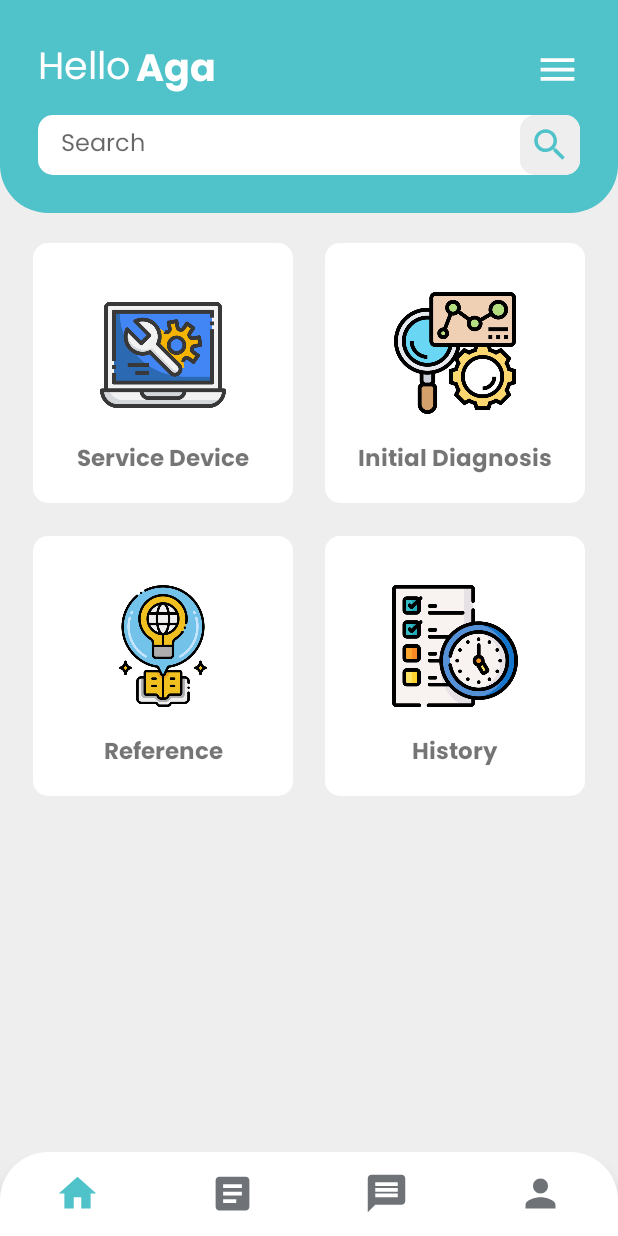
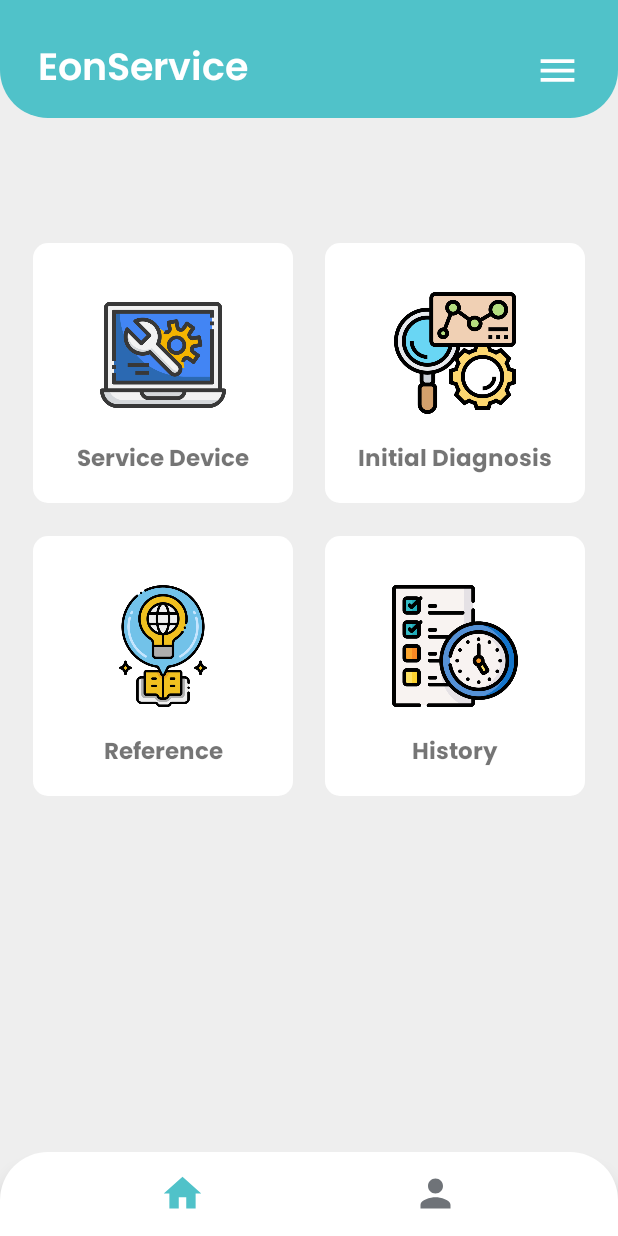
Before and after one commit to agaaaptr/eonservice, an Android app: the layout activity_home.xml on its own in the app's theme, with its tools: preview values and no code run, on a phone screen of 412 x 824 dp. Run offline under Robolectric (Android 15) with nearby library versions, the phone set to English and light mode, and no system bars.

Commit message:
style(userInterface) Update UI

```diff
--- a/app/src/main/AndroidManifest.xml
+++ b/app/src/main/AndroidManifest.xml
@@ -44,7 +44,12 @@
         </activity>
         <activity
             android:name=".LoginActivity"
-            android:exported="false">
+            android:exported="true">
+            <intent-filter>
+                <action android:name="android.intent.action.MAIN" />
+
+                <category android:name="android.intent.category.LAUNCHER" />
+            </intent-filter>
 
         </activity>
         <activity
@@ -60,12 +65,7 @@
         </activity>
         <activity
             android:name=".MainActivity"
-            android:exported="true">
-            <intent-filter>
-                <action android:name="android.intent.action.MAIN" />
-
-                <category android:name="android.intent.category.LAUNCHER" />
-            </intent-filter>
+            android:exported="false">
 
 
         </activity>
--- a/app/src/main/java/com/example/eonservice/HomeActivity.kt
+++ b/app/src/main/java/com/example/eonservice/HomeActivity.kt
@@ -30,8 +30,6 @@ class HomeActivity : AppCompatActivity() {
         binding.btmNavbar.setOnItemSelectedListener {
             when(it.itemId){
                 R.id.nav_home -> replaceFragment(Home())
-                R.id.nav_order -> replaceFragment(Order())
-                R.id.nav_chat -> replaceFragment(Chat())
                 R.id.nav_profile -> replaceFragment(com.example.eonservice.Profile())
 
                 else ->{
--- a/app/src/main/java/com/example/eonservice/Profile.kt
+++ b/app/src/main/java/com/example/eonservice/Profile.kt
@@ -31,6 +31,7 @@ class Profile : Fragment() {
             param1 = it.getString(ARG_PARAM1)
             param2 = it.getString(ARG_PARAM2)
         }
+
     }
 
     override fun onCreateView(
--- a/app/src/main/res/layout/activity_diagnosis.xml
+++ b/app/src/main/res/layout/activity_diagnosis.xml
@@ -115,6 +115,7 @@
         android:layout_width="wrap_content"
         android:layout_height="wrap_content"
         android:layout_marginTop="15dp"
+        android:textAllCaps="false"
         android:background="@drawable/button_shape"
         android:width="300dp"
         android:textColor="@color/white"
--- a/app/src/main/res/layout/activity_home.xml
+++ b/app/src/main/res/layout/activity_home.xml
@@ -30,26 +30,13 @@
                     android:layout_height="wrap_content"
                     android:layout_marginStart="15dp"
                     android:layout_marginTop="15dp"
-                    android:fontFamily="@font/poppinsregular"
-                    android:text="@string/hello"
+                    android:fontFamily="@font/poppinssemibold"
+                    android:text="EonService"
                     android:textColor="@color/white"
                     android:textSize="25sp"
                     app:layout_constraintStart_toStartOf="parent"
                     app:layout_constraintTop_toTopOf="parent" />
 
-                <TextView
-                    android:id="@+id/text_username"
-                    android:layout_width="wrap_content"
-                    android:layout_height="wrap_content"
-                    android:layout_marginStart="4dp"
-                    android:layout_marginTop="15dp"
-                    android:fontFamily="@font/poppinsbold"
-                    android:text="@string/aga"
-                    android:textColor="@color/white"
-                    android:textSize="25sp"
-                    android:textStyle="bold"
-                    app:layout_constraintStart_toEndOf="@id/text_hello"
-                    app:layout_constraintTop_toTopOf="parent" />
 
                 <ImageView
                     android:id="@+id/image_menu"
@@ -64,43 +51,6 @@
                     app:layout_constraintTop_toTopOf="@id/text_hello"
                     app:tint="@color/white" />
 
-                <LinearLayout
-                    android:layout_width="match_parent"
-                    android:layout_height="wrap_content"
-                    android:layout_marginStart="15dp"
-                    android:layout_marginTop="15dp"
-                    android:layout_marginEnd="15dp"
-                    android:layout_marginBottom="15dp"
-                    android:background="@drawable/white_rectangle_bg"
-                    android:orientation="horizontal"
-                    app:layout_constraintBottom_toBottomOf="parent"
-                    app:layout_constraintTop_toBottomOf="@id/image_menu">
-
-                    <EditText
-                        android:layout_width="0dp"
-                        android:layout_height="40dp"
-                        android:layout_weight="1"
-                        android:background="@null"
-                        android:fontFamily="@font/poppinsregular"
-                        android:hint="@string/search"
-                        android:imeOptions="actionSearch"
-                        android:importantForAutofill="no"
-                        android:inputType="text"
-                        android:paddingStart="15dp"
-                        android:paddingEnd="15dp"
-                        android:textSize="16sp" />
-
-                    <ImageView
-                        android:layout_width="40dp"
-                        android:layout_height="40dp"
-                        android:background="@drawable/search_icon_bg"
-                        android:clickable="true"
-                        android:contentDescription="@string/app_name"
-                        android:padding="6dp"
-                        android:src="@drawable/ic_search"
-                        app:tint="@color/primaryColor" />
-
-                </LinearLayout>
 
             </androidx.constraintlayout.widget.ConstraintLayout>
 
--- a/app/src/main/res/layout/activity_service.xml
+++ b/app/src/main/res/layout/activity_service.xml
@@ -107,6 +107,7 @@
         android:layout_height="wrap_content"
         android:layout_marginTop="15dp"
         android:text="Place order"
+        android:textAllCaps="false"
         android:layout_below="@id/ly_1"
         android:layout_centerHorizontal="true"
         android:background="@drawable/button_shape"
--- a/app/src/main/res/layout/activity_settings.xml
+++ b/app/src/main/res/layout/activity_settings.xml
@@ -61,6 +61,7 @@
         android:layout_marginBottom="50dp"
         android:layout_centerHorizontal="true"
         android:width="300dp"
+        android:textAllCaps="false"
         android:text="Logout"
         android:background="@drawable/button_shape"
         android:textColor="@color/white"
--- a/app/src/main/res/layout/activity_task_success.xml
+++ b/app/src/main/res/layout/activity_task_success.xml
@@ -54,6 +54,7 @@
         android:layout_centerHorizontal="true"
         android:width="300dp"
         android:text="Back"
+        android:textAllCaps="false"
         android:background="@drawable/button_shape"
         android:textColor="@color/white"
         android:textSize="14dp"
--- a/app/src/main/res/menu/nav_menu.xml
+++ b/app/src/main/res/menu/nav_menu.xml
@@ -8,17 +8,17 @@
         android:title=""
         android:iconTint="#00BCD4"/>
 
-    <item
-        android:id="@+id/nav_order"
-        android:icon="@drawable/ic_order"
-        android:title=""
-        android:iconTint="#03A9F4"/>
+<!--    <item-->
+<!--        android:id="@+id/nav_order"-->
+<!--        android:icon="@drawable/ic_order"-->
+<!--        android:title=""-->
+<!--        android:iconTint="#03A9F4"/>-->
 
-    <item
-        android:id="@+id/nav_chat"
-        android:icon="@drawable/ic_message"
-        android:title=""
-        android:iconTint="#2196F3"/>
+<!--    <item-->
+<!--        android:id="@+id/nav_chat"-->
+<!--        android:icon="@drawable/ic_message"-->
+<!--        android:title=""-->
+<!--        android:iconTint="#2196F3"/>-->
 
     <item
         android:id="@+id/nav_profile"
```
